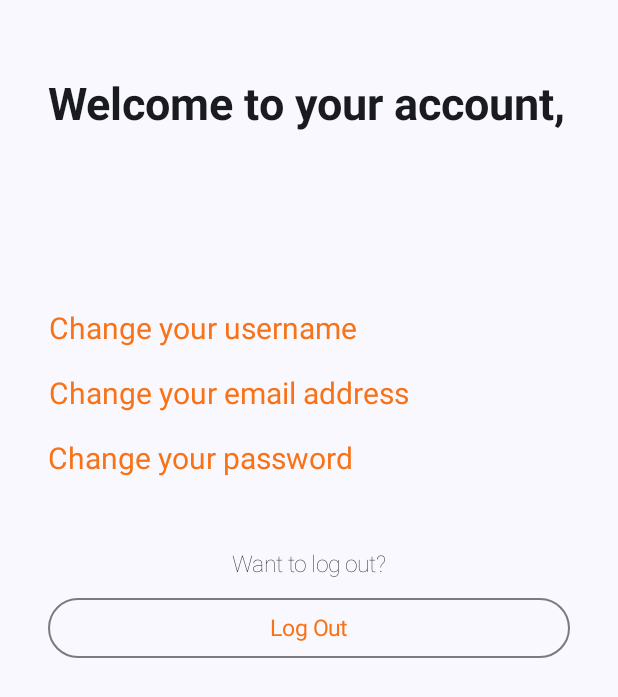
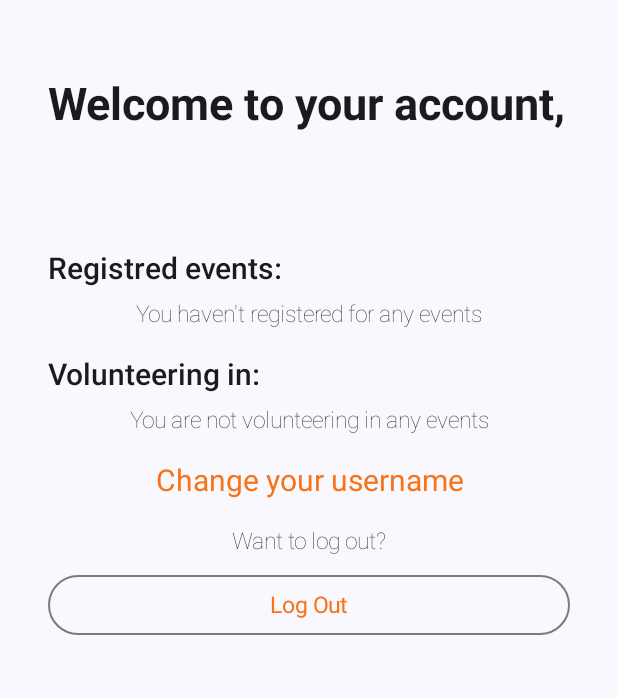
Before and after one commit to foivos-laz/Mobile_Computing_Project, an Android app built with Jetpack Compose: the composable AccountPage called with empty values, on a phone screen of 412 x 824 dp. Shown: the top 697 px of the screen. Run offline under Robolectric (Android 15) with nearby library versions, the phone set to English and light mode, and no system bars; our stand-ins replace Firebase (no records; nobody signed in at launch, a user with empty details on screens opened directly); 1 statement that could not run was skipped.

Commit message:
Ninth commit

```diff
--- a/app/src/main/java/com/example/mobilecomputingassignment/Routes.kt
+++ b/app/src/main/java/com/example/mobilecomputingassignment/Routes.kt
@@ -6,7 +6,5 @@ object Routes {
     var signupscreen = "SignupScreen"
     var homescreen = "HomeScreen"
     var namechangescreen = "NameChangeScreen"
-    var passwordhangescreen = "EmailChangeScreen"
-    var emailchangescreen = "PasswordChangeScreen"
     var eventdetailspage = "EventDetailsPage"
 }
--- /dev/null
+++ b/app/src/main/java/com/example/mobilecomputingassignment/components/EventsAccountView.kt
@@ -0,0 +1,137 @@
+package com.example.mobilecomputingassignment.components
+
+import androidx.compose.foundation.BorderStroke
+import androidx.compose.foundation.clickable
+import androidx.compose.foundation.layout.Arrangement
+import androidx.compose.foundation.layout.Column
+import androidx.compose.foundation.layout.Spacer
+import androidx.compose.foundation.layout.fillMaxSize
+import androidx.compose.foundation.layout.fillMaxWidth
+import androidx.compose.foundation.layout.height
+import androidx.compose.foundation.layout.padding
+import androidx.compose.foundation.lazy.LazyRow
+import androidx.compose.foundation.lazy.items
+import androidx.compose.foundation.shape.RoundedCornerShape
+import androidx.compose.material3.Card
+import androidx.compose.material3.CardDefaults
+import androidx.compose.material3.MaterialTheme
+import androidx.compose.material3.Text
+import androidx.compose.runtime.Composable
+import androidx.compose.runtime.LaunchedEffect
+import androidx.compose.runtime.mutableStateOf
+import androidx.compose.runtime.remember
+import androidx.compose.ui.Alignment
+import androidx.compose.ui.Modifier
+import androidx.compose.ui.graphics.Color
+import androidx.compose.ui.res.stringResource
+import androidx.compose.ui.text.TextStyle
+import androidx.compose.ui.text.font.FontWeight
+import androidx.compose.ui.text.style.TextAlign
+import androidx.compose.ui.unit.dp
+import androidx.compose.ui.unit.sp
+import com.example.mobilecomputingassignment.GlobalNavigation
+import com.example.mobilecomputingassignment.R
+import com.example.mobilecomputingassignment.Routes
+import com.example.mobilecomputingassignment.model.EventModel
+import com.google.firebase.Firebase
+import com.google.firebase.auth.FirebaseAuth
+import com.google.firebase.firestore.firestore
+import java.text.SimpleDateFormat
+import java.util.Locale
+
+@Composable
+fun EventsAccountView(modifier: Modifier = Modifier) {
+    val eventsList = remember {
+        mutableStateOf<List<EventModel>>(emptyList())
+    }
+
+    val noRegisteredEvents = remember { mutableStateOf(true) }
+
+    val currentUserId = FirebaseAuth.getInstance().currentUser?.uid
+
+    LaunchedEffect(key1 = Unit) {
+        Firebase.firestore.collection("events")
+            .orderBy("date", com.google.firebase.firestore.Query.Direction.ASCENDING)
+            .get()
+            .addOnCompleteListener { task ->
+                if (task.isSuccessful) {
+                    val registeredEvents = task.result.documents.mapNotNull { doc ->
+                        val registeredUsers = doc.get("registeredUsers") as? List<String> ?: emptyList()
+                        if (currentUserId in registeredUsers) {
+                            val event = doc.toObject(EventModel::class.java)
+                            event?.id = doc.id
+                            event
+                        } else {
+                            null
+                        }
+                    }
+
+                    eventsList.value = registeredEvents
+                    noRegisteredEvents.value = registeredEvents.isEmpty()
+                } else {
+                    // Handle error if needed
+                    noRegisteredEvents.value = true
+                }
+            }
+    }
+
+    if(!noRegisteredEvents.value){
+        LazyRow {
+            items(eventsList.value){item->
+                EventAccountItem(event = item)
+                Spacer(modifier = Modifier.height(10.dp))
+            }
+        }
+    }
+    else{
+        Text(text = stringResource(id = R.string.accountpage_noregistredevents_tex),
+            modifier = Modifier.fillMaxWidth(),
+            textAlign = TextAlign.Center,
+            style = TextStyle(
+                fontSize = 15.sp,
+                fontWeight = FontWeight.Thin
+            )
+        )
+    }
+
+}
+
+@Composable
+fun EventAccountItem(event : EventModel){
+    val date = event.date.toDate()
+    val formatter = SimpleDateFormat("yyyy-MM-dd, HH:mm", Locale.getDefault())
+    val formattedDate = formatter.format(date)
+
+    Card(
+        modifier = Modifier.fillMaxWidth()
+            .height(100.dp)
+            .padding(10.dp)
+            .clickable{
+                GlobalNavigation.navController.navigate(Routes.eventdetailspage+event.id)
+            },
+        shape = RoundedCornerShape(5.dp),
+        elevation = CardDefaults.cardElevation(4.dp),
+        border = BorderStroke(1.dp, Color(0xFFF87217)),
+        colors = CardDefaults.cardColors(containerColor = MaterialTheme.colorScheme.surface)
+    ){
+        Column (modifier = Modifier.fillMaxSize().padding(3.dp),
+            verticalArrangement = Arrangement.Center,
+            horizontalAlignment = Alignment.CenterHorizontally){
+            Text(text = event.name, modifier = Modifier,
+                style = TextStyle(
+                    fontSize = 20.sp,
+                    fontWeight = FontWeight.SemiBold
+                ))
+            Text(text = event.location, modifier = Modifier,
+                style = TextStyle(
+                    fontSize = 15.sp,
+                    fontWeight = FontWeight.Normal
+                ))
+            Text(text = formattedDate.toString(), modifier = Modifier,
+                style = TextStyle(
+                    fontSize = 15.sp,
+                    fontWeight = FontWeight.Normal
+                ))
+        }
+    }
+}
--- /dev/null
+++ b/app/src/main/java/com/example/mobilecomputingassignment/components/EventsAccountVolunteeringView.kt
@@ -0,0 +1,81 @@
+package com.example.mobilecomputingassignment.components
+
+import androidx.compose.foundation.layout.Spacer
+import androidx.compose.foundation.layout.fillMaxWidth
+import androidx.compose.foundation.layout.height
+import androidx.compose.foundation.lazy.LazyRow
+import androidx.compose.foundation.lazy.items
+import androidx.compose.material3.Text
+import androidx.compose.runtime.Composable
+import androidx.compose.runtime.LaunchedEffect
+import androidx.compose.runtime.mutableStateOf
+import androidx.compose.runtime.remember
+import androidx.compose.ui.Modifier
+import androidx.compose.ui.res.stringResource
+import androidx.compose.ui.text.TextStyle
+import androidx.compose.ui.text.font.FontWeight
+import androidx.compose.ui.text.style.TextAlign
+import androidx.compose.ui.unit.dp
+import androidx.compose.ui.unit.sp
+import com.example.mobilecomputingassignment.R
+import com.example.mobilecomputingassignment.model.EventModel
+import com.google.firebase.Firebase
+import com.google.firebase.auth.FirebaseAuth
+import com.google.firebase.firestore.firestore
+
+@Composable
+fun EventsAccountVolunteeringView(modifier: Modifier = Modifier) {
+    val eventsList = remember {
+        mutableStateOf<List<EventModel>>(emptyList())
+    }
+
+    val noVolunteeringEvents = remember { mutableStateOf(true) }
+
+    val currentUserId = FirebaseAuth.getInstance().currentUser?.uid
+
+    LaunchedEffect(key1 = Unit) {
+        Firebase.firestore.collection("events")
+            .orderBy("date", com.google.firebase.firestore.Query.Direction.ASCENDING)
+            .get()
+            .addOnCompleteListener { task ->
+                if (task.isSuccessful) {
+                    val volunteeringEvents = task.result.documents.mapNotNull { doc ->
+                        val volunteeringUsers = doc.get("volunteers") as? List<String> ?: emptyList()
+                        if (currentUserId in volunteeringUsers) {
+                            val event = doc.toObject(EventModel::class.java)
+                            event?.id = doc.id
+                            event
+                        } else {
+                            null
+                        }
+                    }
+
+                    eventsList.value = volunteeringEvents
+                    noVolunteeringEvents.value = volunteeringEvents.isEmpty()
+                } else {
+                    // Handle error if needed
+                    noVolunteeringEvents.value = true
+                }
+            }
+    }
+
+    if(!noVolunteeringEvents.value){
+        LazyRow {
+            items(eventsList.value){item->
+                EventAccountItem(event = item)
+                Spacer(modifier = Modifier.height(10.dp))
+            }
+        }
+    }
+    else{
+        Text(text = stringResource(id = R.string.accountpage_notvolunteering_text),
+            modifier = Modifier.fillMaxWidth(),
+            textAlign = TextAlign.Center,
+            style = TextStyle(
+                fontSize = 15.sp,
+                fontWeight = FontWeight.Thin
+            )
+        )
+    }
+
+}
--- a/app/src/main/java/com/example/mobilecomputingassignment/pages/AccountPage.kt
+++ b/app/src/main/java/com/example/mobilecomputingassignment/pages/AccountPage.kt
@@ -29,6 +29,8 @@ import androidx.compose.ui.unit.sp
 import androidx.navigation.NavHostController
 import com.example.mobilecomputingassignment.R
 import com.example.mobilecomputingassignment.Routes
+import com.example.mobilecomputingassignment.components.EventsAccountView
+import com.example.mobilecomputingassignment.components.EventsAccountVolunteeringView
 import com.google.firebase.Firebase
 import com.google.firebase.auth.FirebaseAuth
 import com.google.firebase.auth.auth
@@ -61,12 +63,46 @@ fun AccountPage(modifier: Modifier = Modifier, navController: NavHostController,
             )
         }
 
-        Spacer(modifier = Modifier.height(100.dp))
+        Spacer(modifier = Modifier.height(60.dp))
 
-        //This is for the change details area of the page
+        //This area handles the registered events
+        Column (modifier = Modifier.fillMaxWidth()){
+            Text(text = stringResource(id = R.string.accountpage_registredevents_text),
+                modifier = Modifier.fillMaxWidth(),
+                //textAlign = TextAlign.Center,
+                style = TextStyle(
+                    fontSize = 20.sp,
+                    fontWeight = FontWeight.SemiBold
+                ))
+
+            Spacer(modifier = Modifier.height(10.dp))
+
+            EventsAccountView(modifier)
+        }
+
+        Spacer(modifier = Modifier.height(20.dp))
+
+        //This area handles the volunteering events
+        Column (modifier = Modifier.fillMaxWidth()){
+            Text(text = stringResource(id = R.string.accountpage_volunteeringin_text),
+                modifier = Modifier.fillMaxWidth(),
+                //textAlign = TextAlign.Center,
+                style = TextStyle(
+                    fontSize = 20.sp,
+                    fontWeight = FontWeight.SemiBold
+                ))
+
+            Spacer(modifier = Modifier.height(10.dp))
+
+            EventsAccountVolunteeringView(modifier)
+        }
+
+        Spacer(modifier = Modifier.height(20.dp))
+
+        //This is for the change username area of the page
         Column (modifier = Modifier.fillMaxWidth(),
             verticalArrangement = Arrangement.Center,
-          horizontalAlignment = Alignment.Start){
+            horizontalAlignment = Alignment.CenterHorizontally){
             Text(
                 text = stringResource(id = R.string.accountpage_text3),
                 modifier = Modifier
@@ -81,40 +117,9 @@ fun AccountPage(modifier: Modifier = Modifier, navController: NavHostController,
                 )
             )
 
-          Spacer(modifier = Modifier.height(20.dp))
-
-          Text(
-              text = stringResource(id = R.string.accountpage_text4),
-              modifier = Modifier
-                  .clickable(enabled = enabled){
-                      enabled = false
-                      navController.navigate(Routes.emailchangescreen)
-                  },
-              textAlign = TextAlign.Center,
-              style = TextStyle(
-                  fontSize = 20.sp,
-                  color = orange
-              )
-          )
+        }
 
         Spacer(modifier = Modifier.height(20.dp))
-
-          Text(
-              text = stringResource(id = R.string.accountpage_text5),
-              modifier = Modifier
-                  .clickable(enabled = enabled){
-                      enabled = false
-                      navController.navigate(Routes.passwordhangescreen)
-                  },
-              textAlign = TextAlign.Center,
-              style = TextStyle(
-                  fontSize = 20.sp,
-                  color = orange
-              )
-          )
-      }
-
-        Spacer(modifier = Modifier.height(50.dp))
 
         //This handles the logout ui
         Column (modifier = Modifier.fillMaxWidth()){
--- a/app/src/main/res/values/strings.xml
+++ b/app/src/main/res/values/strings.xml
@@ -22,11 +22,7 @@
     <string name="accountpage_text2">Want to log out?</string>
     <string name="accountpage_logout_button">Log Out</string>
     <string name="accountpage_text3">Change your username</string>
-    <string name="accountpage_text4">Change your email address</string>
-    <string name="accountpage_text5">Change your password</string>
     <string name="namechangescreen_text1">Hi! Do you want to change your username?</string>
-    <string name="passwordchangescreen_text1">Hi! Do you want to change your password?</string>
-    <string name="emailchangescreen_text1">Hi! Do you want to change your email?</string>
     <string name="eventdetailspage_wheretext">Where:</string>
     <string name="eventdetailspage_whentext">When:</string>
     <string name="eventdetailspage_pricetext">Entry Fee:</string>
@@ -38,4 +34,10 @@
     <string name="eventdetailspage_register">Register</string>
     <string name="eventdetailspage_description">Description</string>
     <string name="eventpagedetails_registerfull">Cannot register. Application list is full.</string>
+    <string name="eventdetailspage_commentstext">Click here to leave a comment and to see what comments other users have left!</string>
+    <string name="eventdetailspage_commentsbutton">Comments</string>
+    <string name="accountpage_registredevents_text">Registred events:</string>
+    <string name="accountpage_noregistredevents_tex">You haven\'t registered for any events</string>
+    <string name="accountpage_volunteeringin_text">Volunteering in:</string>
+    <string name="accountpage_notvolunteering_text">You are not volunteering in any events</string>
 </resources>
```
Also changed, not shown: app/src/main/java/com/example/mobilecomputingassignment/AppNavigation.kt (+0 -8 lines), app/src/main/java/com/example/mobilecomputingassignment/pages/EventDetailsPage.kt (+87 -13 lines), app/src/main/java/com/example/mobilecomputingassignment/screen/EmailChangeScreen.kt (deleted, +0 -100 lines), app/src/main/java/com/example/mobilecomputingassignment/screen/PasswordChangeScreen.kt (deleted, +0 -101 lines), app/src/main/java/com/example/mobilecomputingassignment/viewmodel/AuthViewModel.kt (+0 -26 lines), 2 other files. Lines whose indentation alone changed are shown as unchanged.
